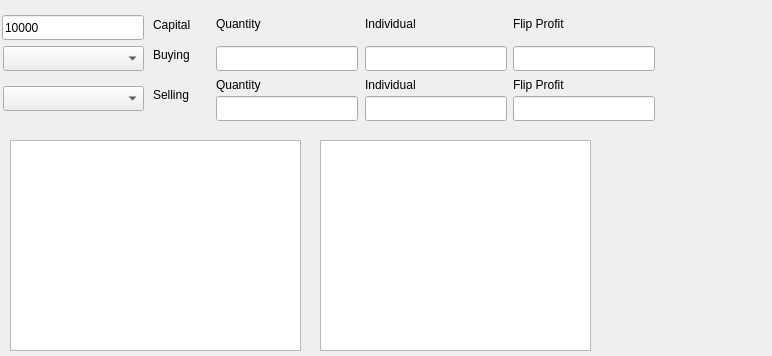
Qt form config/NW_TP3.ui (rjbrown2/NWTP) before a commit.
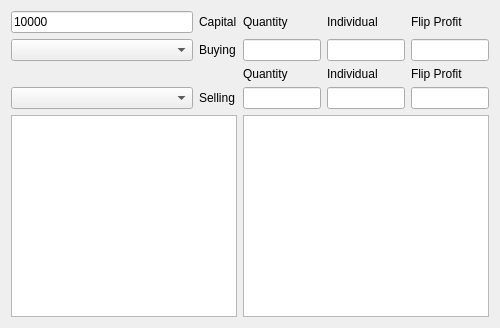
The same form after that commit.

The edit to the form file:
```diff
--- a/config/NW_TP3.ui
+++ b/config/NW_TP3.ui
@@ -6,78 +6,24 @@
    <rect>
     <x>0</x>
     <y>0</y>
-    <width>772</width>
-    <height>356</height>
+    <width>500</width>
+    <height>328</height>
    </rect>
   </property>
+  <property name="minimumSize">
+   <size>
+    <width>500</width>
+    <height>325</height>
+   </size>
+  </property>
   <property name="windowTitle">
    <string>Form</string>
   </property>
-  <widget class="QLabel" name="sell_individual_label">
-   <property name="geometry">
-    <rect>
-     <x>365</x>
-     <y>76</y>
-     <width>66</width>
-     <height>17</height>
-    </rect>
-   </property>
-   <property name="text">
-    <string>Individual</string>
-   </property>
-  </widget>
-  <widget class="QLineEdit" name="sellQuantity">
-   <property name="geometry">
-    <rect>
-     <x>216</x>
-     <y>96</y>
-     <width>142</width>
-     <height>25</height>
-    </rect>
-   </property>
-  </widget>
-  <widget class="QLineEdit" name="buyFlip">
-   <property name="geometry">
-    <rect>
-     <x>513</x>
-     <y>46</y>
-     <width>142</width>
-     <height>25</height>
-    </rect>
-   </property>
-  </widget>
-  <widget class="QLineEdit" name="buyIndividual">
-   <property name="geometry">
-    <rect>
-     <x>365</x>
-     <y>46</y>
-     <width>142</width>
-     <height>25</height>
-    </rect>
-   </property>
-  </widget>
-  <widget class="QLabel" name="capital_label">
-   <property name="geometry">
-    <rect>
-     <x>153</x>
-     <y>16</y>
-     <width>48</width>
-     <height>17</height>
-    </rect>
-   </property>
-   <property name="text">
-    <string>Capital</string>
-   </property>
-  </widget>
+  <layout class="QGridLayout" name="gridLayout_2">
+   <item row="0" column="0">
+    <layout class="QGridLayout" name="gridLayout">
+     <item row="1" column="1">
   <widget class="QComboBox" name="buy_comboBox">
-   <property name="geometry">
-    <rect>
-     <x>3</x>
-     <y>46</y>
-     <width>141</width>
-     <height>25</height>
-    </rect>
-   </property>
    <item>
     <property name="text">
      <string/>
@@ -319,298 +265,237 @@
     </property>
    </item>
   </widget>
-  <widget class="QLineEdit" name="Capital">
-   <property name="geometry">
-    <rect>
-     <x>2</x>
-     <y>15</y>
-     <width>142</width>
-     <height>25</height>
-    </rect>
-   </property>
-   <property name="text">
-    <string>10000</string>
-   </property>
-  </widget>
-  <widget class="QLabel" name="buy_flip_label">
-   <property name="geometry">
-    <rect>
-     <x>513</x>
-     <y>15</y>
-     <width>68</width>
-     <height>17</height>
-    </rect>
-   </property>
-   <property name="text">
-    <string>Flip Profit</string>
-   </property>
-  </widget>
-  <widget class="QLabel" name="buy_quantity_label">
-   <property name="geometry">
-    <rect>
-     <x>216</x>
-     <y>15</y>
-     <width>61</width>
-     <height>17</height>
-    </rect>
-   </property>
-   <property name="text">
-    <string>Quantity</string>
-   </property>
-  </widget>
-  <widget class="QLabel" name="sell_flip_label">
-   <property name="geometry">
-    <rect>
-     <x>513</x>
-     <y>76</y>
-     <width>68</width>
-     <height>17</height>
-    </rect>
-   </property>
-   <property name="text">
-    <string>Flip Profit</string>
-   </property>
-  </widget>
-  <widget class="QLabel" name="buy_individual_label">
-   <property name="geometry">
-    <rect>
-     <x>365</x>
-     <y>15</y>
-     <width>66</width>
-     <height>17</height>
-    </rect>
-   </property>
-   <property name="text">
-    <string>Individual</string>
-   </property>
-  </widget>
+     </item>
+     <item row="1" column="3">
   <widget class="QLineEdit" name="buyQuantity">
-   <property name="geometry">
-    <rect>
-     <x>216</x>
-     <y>46</y>
-     <width>142</width>
-     <height>25</height>
-    </rect>
-   </property>
    <property name="text">
     <string/>
    </property>
   </widget>
-  <widget class="QLabel" name="sell_quantity_label">
-   <property name="geometry">
-    <rect>
-     <x>216</x>
-     <y>76</y>
-     <width>61</width>
-     <height>17</height>
-    </rect>
-   </property>
-   <property name="text">
-    <string>Quantity</string>
-   </property>
-  </widget>
-  <widget class="QLineEdit" name="sellIndividual">
-   <property name="geometry">
-    <rect>
-     <x>365</x>
-     <y>96</y>
-     <width>142</width>
-     <height>25</height>
-    </rect>
-   </property>
-  </widget>
+     </item>
+     <item row="1" column="2">
   <widget class="QLabel" name="buy_label">
-   <property name="geometry">
-    <rect>
-     <x>153</x>
-     <y>46</y>
-     <width>47</width>
-     <height>17</height>
-    </rect>
-   </property>
    <property name="text">
     <string>Buying</string>
    </property>
   </widget>
+     </item>
+     <item row="3" column="1">
+      <widget class="QComboBox" name="sell_comboBox">
+       <item>
+        <property name="text">
+         <string/>
+        </property>
+       </item>
+       <item>
+        <property name="text">
+         <string>Charcoal</string>
+        </property>
+       </item>
+       <item>
+        <property name="text">
+         <string>Iron Ingot</string>
+        </property>
+       </item>
+       <item>
+        <property name="text">
+         <string>Steel Ingot</string>
+        </property>
+       </item>
+       <item>
+        <property name="text">
+         <string>Starmetal Ingot</string>
+        </property>
+       </item>
+       <item>
+        <property name="text">
+         <string>Orichalcum Ingot</string>
+        </property>
+       </item>
+       <item>
+        <property name="text">
+         <string>Silver Ingot</string>
+        </property>
+       </item>
+       <item>
+        <property name="text">
+         <string>Gold Ingot</string>
+        </property>
+       </item>
+       <item>
+        <property name="text">
+         <string>Platinum Ingot</string>
+        </property>
+       </item>
+       <item>
+        <property name="text">
+         <string>Stone Block</string>
+        </property>
+       </item>
+       <item>
+        <property name="text">
+         <string>Stone Brick</string>
+        </property>
+       </item>
+       <item>
+        <property name="text">
+         <string>Lodestone Brick</string>
+        </property>
+       </item>
+       <item>
+        <property name="text">
+         <string>Obsidian Voidstone</string>
+        </property>
+       </item>
+       <item>
+        <property name="text">
+         <string>Linen</string>
+        </property>
+       </item>
+       <item>
+        <property name="text">
+         <string>Sateen</string>
+        </property>
+       </item>
+       <item>
+        <property name="text">
+         <string>Silk</string>
+        </property>
+       </item>
+       <item>
+        <property name="text">
+         <string>Infused Silk</string>
+        </property>
+       </item>
+       <item>
+        <property name="text">
+         <string>Timber</string>
+        </property>
+       </item>
+       <item>
+        <property name="text">
+         <string>Lumber</string>
+        </property>
+       </item>
+       <item>
+        <property name="text">
+         <string>Wyrdwood Plank</string>
+        </property>
+       </item>
+       <item>
+        <property name="text">
+         <string>Ironwood Plank</string>
+        </property>
+       </item>
+       <item>
+        <property name="text">
+         <string>Coarse Leather</string>
+        </property>
+       </item>
+       <item>
+        <property name="text">
+         <string>Rugged Leather</string>
+        </property>
+       </item>
+       <item>
+        <property name="text">
+         <string>Layered Leather</string>
+        </property>
+       </item>
+       <item>
+        <property name="text">
+         <string>Infused Leather</string>
+        </property>
+       </item>
+      </widget>
+     </item>
+     <item row="3" column="2">
   <widget class="QLabel" name="sell_label">
-   <property name="geometry">
-    <rect>
-     <x>153</x>
-     <y>86</y>
-     <width>46</width>
-     <height>17</height>
-    </rect>
-   </property>
    <property name="text">
     <string>Selling</string>
    </property>
   </widget>
-  <widget class="QLineEdit" name="sellFlip">
-   <property name="geometry">
-    <rect>
-     <x>513</x>
-     <y>96</y>
-     <width>142</width>
-     <height>25</height>
-    </rect>
-   </property>
-  </widget>
-  <widget class="QComboBox" name="sell_comboBox">
-   <property name="geometry">
-    <rect>
-     <x>3</x>
-     <y>86</y>
-     <width>141</width>
-     <height>25</height>
-    </rect>
-   </property>
-   <item>
-    <property name="text">
-     <string/>
-    </property>
-   </item>
-   <item>
+     </item>
+     <item row="0" column="4">
+      <widget class="QLabel" name="buy_individual_label">
     <property name="text">
-     <string>Charcoal</string>
-    </property>
-   </item>
-   <item>
-    <property name="text">
-     <string>Iron Ingot</string>
-    </property>
-   </item>
-   <item>
+        <string>Individual</string>
+       </property>
+      </widget>
+     </item>
+     <item row="3" column="3">
+      <widget class="QLineEdit" name="sellQuantity"/>
+     </item>
+     <item row="2" column="3">
+      <widget class="QLabel" name="sell_quantity_label">
     <property name="text">
-     <string>Steel Ingot</string>
-    </property>
-   </item>
-   <item>
+        <string>Quantity</string>
+       </property>
+      </widget>
+     </item>
+     <item row="0" column="3">
+      <widget class="QLabel" name="buy_quantity_label">
     <property name="text">
-     <string>Starmetal Ingot</string>
-    </property>
-   </item>
-   <item>
-    <property name="text">
-     <string>Orichalcum Ingot</string>
-    </property>
-   </item>
-   <item>
+        <string>Quantity</string>
+       </property>
+      </widget>
+     </item>
+     <item row="1" column="4">
+      <widget class="QLineEdit" name="buyIndividual"/>
+     </item>
+     <item row="2" column="5">
+      <widget class="QLabel" name="sell_flip_label">
     <property name="text">
-     <string>Silver Ingot</string>
-    </property>
-   </item>
-   <item>
+        <string>Flip Profit</string>
+       </property>
+      </widget>
+     </item>
+     <item row="2" column="4">
+      <widget class="QLabel" name="sell_individual_label">
     <property name="text">
-     <string>Gold Ingot</string>
-    </property>
-   </item>
-   <item>
-    <property name="text">
-     <string>Platinum Ingot</string>
-    </property>
-   </item>
-   <item>
-    <property name="text">
-     <string>Stone Block</string>
-    </property>
-   </item>
-   <item>
+        <string>Individual</string>
+       </property>
+      </widget>
+     </item>
+     <item row="1" column="5">
+      <widget class="QLineEdit" name="buyFlip"/>
+     </item>
+     <item row="3" column="5">
+      <widget class="QLineEdit" name="sellFlip"/>
+     </item>
+     <item row="0" column="5">
+      <widget class="QLabel" name="buy_flip_label">
     <property name="text">
-     <string>Stone Brick</string>
-    </property>
-   </item>
-   <item>
-    <property name="text">
-     <string>Lodestone Brick</string>
-    </property>
-   </item>
-   <item>
+        <string>Flip Profit</string>
+       </property>
+      </widget>
+     </item>
+     <item row="3" column="4">
+      <widget class="QLineEdit" name="sellIndividual"/>
+     </item>
+     <item row="0" column="1">
+      <widget class="QLineEdit" name="Capital">
     <property name="text">
-     <string>Obsidian Voidstone</string>
-    </property>
-   </item>
-   <item>
+        <string>10000</string>
+       </property>
+      </widget>
+     </item>
+     <item row="0" column="2">
+      <widget class="QLabel" name="capital_label">
     <property name="text">
-     <string>Linen</string>
-    </property>
-   </item>
-   <item>
-    <property name="text">
-     <string>Sateen</string>
-    </property>
-   </item>
-   <item>
-    <property name="text">
-     <string>Silk</string>
-    </property>
-   </item>
-   <item>
-    <property name="text">
-     <string>Infused Silk</string>
-    </property>
+        <string>Capital</string>
+       </property>
+      </widget>
+     </item>
+     <item row="4" column="3" colspan="3">
+      <widget class="QTreeView" name="debugTreeView"/>
+     </item>
+     <item row="4" column="1" colspan="2">
+      <widget class="QTextEdit" name="debug"/>
+     </item>
+    </layout>
    </item>
-   <item>
-    <property name="text">
-     <string>Timber</string>
-    </property>
-   </item>
-   <item>
-    <property name="text">
-     <string>Lumber</string>
-    </property>
-   </item>
-   <item>
-    <property name="text">
-     <string>Wyrdwood Plank</string>
-    </property>
-   </item>
-   <item>
-    <property name="text">
-     <string>Ironwood Plank</string>
-    </property>
-   </item>
-   <item>
-    <property name="text">
-     <string>Coarse Leather</string>
-    </property>
-   </item>
-   <item>
-    <property name="text">
-     <string>Rugged Leather</string>
-    </property>
-   </item>
-   <item>
-    <property name="text">
-     <string>Layered Leather</string>
-    </property>
-   </item>
-   <item>
-    <property name="text">
-     <string>Infused Leather</string>
-    </property>
-   </item>
-  </widget>
-  <widget class="QTextEdit" name="debug">
-   <property name="geometry">
-    <rect>
-     <x>10</x>
-     <y>140</y>
-     <width>291</width>
-     <height>211</height>
-    </rect>
-   </property>
-  </widget>
-  <widget class="QTreeView" name="debugTreeView">
-   <property name="geometry">
-    <rect>
-     <x>320</x>
-     <y>140</y>
-     <width>271</width>
-     <height>211</height>
-    </rect>
-   </property>
-  </widget>
+  </layout>
  </widget>
  <resources/>
  <connections/>
```
Lines whose indentation alone changed are shown as unchanged.
